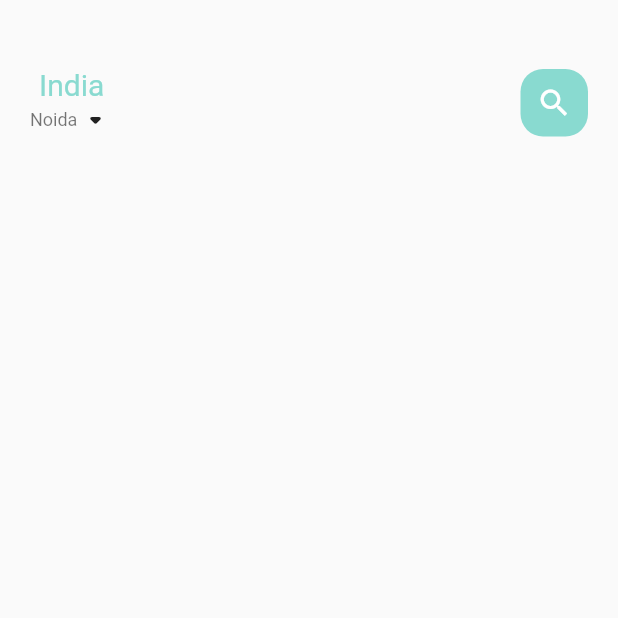
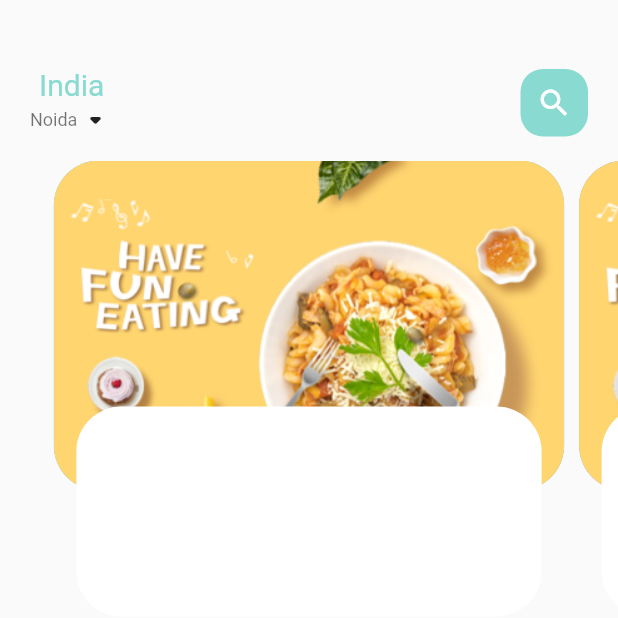
Before and after one commit to ManyuDhyani/Ecom-App, a Flutter app: the screen it shows after launch, on a phone screen of 412 x 824 dp, the top half of it. Run offline on Flutter 3.47's test engine with Material 2 defaults, Android fonts, the phone set to English and light mode, and no system bars.

Commit message:
Food Page - The main food banner slider.

```diff
--- /dev/null
+++ b/lib/home/food_page_body.dart
@@ -0,0 +1,57 @@
+import 'package:ecom_app/utils/colors.dart';
+import 'package:ecom_app/widgets/big_text.dart';
+import 'package:flutter/cupertino.dart';
+import 'package:flutter/material.dart';
+
+class FoodPageBody extends StatefulWidget {
+  FoodPageBody({Key? key}) : super(key: key);
+
+  @override
+  State<FoodPageBody> createState() => _FoodPageBodyState();
+}
+
+class _FoodPageBodyState extends State<FoodPageBody> {
+  PageController pageController = PageController(viewportFraction: 0.85);
+  @override
+  Widget build(BuildContext context) {
+    return Container(
+      height: 320,
+      child: PageView.builder(
+          controller: pageController,
+          itemCount: 5,
+          itemBuilder: (context, position) {
+            return _buildPageItem(position);
+          }),
+    );
+  }
+
+  Widget _buildPageItem(int index) {
+    return Stack(
+      children: [
+        Container(
+          height: 220,
+          margin: EdgeInsets.only(left: 5, right: 5),
+          decoration: BoxDecoration(
+            borderRadius: BorderRadius.circular(30),
+            color: index.isEven ? Color(0xFF69c5df) : Color(0xFF9294cc),
+            image: DecorationImage(
+              fit: BoxFit.cover,
+              image: AssetImage("assets/image/food0.png"),
+            ),
+          ),
+        ),
+        Align(
+          alignment: Alignment.bottomCenter,
+          child: Container(
+            height: 140,
+            margin: EdgeInsets.only(left: 20, right: 20, bottom: 16),
+            decoration: BoxDecoration(
+              borderRadius: BorderRadius.circular(30),
+              color: Colors.white,
+            ),
+          ),
+        ),
+      ],
+    );
+  }
+}
--- a/lib/home/main_food_page.dart
+++ b/lib/home/main_food_page.dart
@@ -1,3 +1,4 @@
+import 'package:ecom_app/home/food_page_body.dart';
 import 'package:ecom_app/utils/colors.dart';
 import 'package:ecom_app/widgets/big_text.dart';
 import 'package:ecom_app/widgets/small_text.dart';
@@ -55,6 +56,7 @@ class _MainFoodPageState extends State<MainFoodPage> {
               ),
             ),
           ),
+          FoodPageBody(),
         ],
       ),
     );
```
